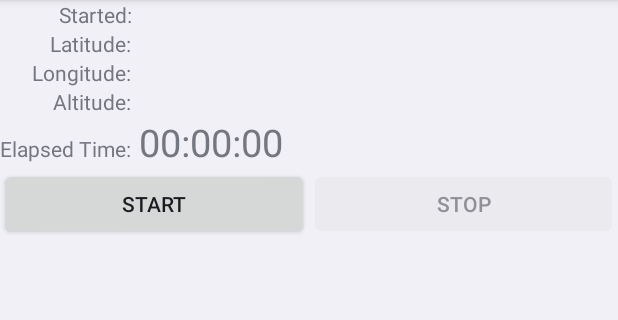
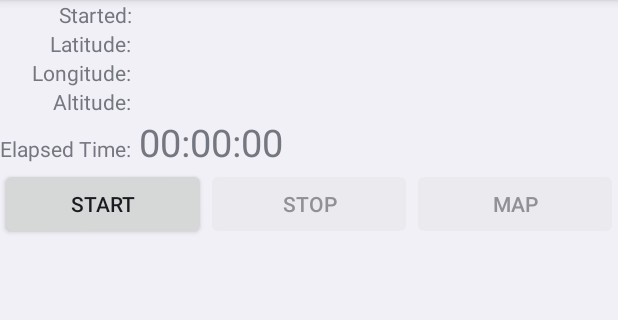
Before and after one commit to yourtion/LearningAndroid, an Android app: the screen it shows after launch (RunActivity), after a tap on "New Run", on a phone screen of 412 x 824 dp, the part 84-404 px from its top. Run offline under Robolectric (Android 15) with nearby library versions, the light colour scheme and no system bars.

Commit message:
#36.2 在地图上显示用户的地理位置

```diff
--- a/RunTracker/app/src/main/java/com/yourtion/runtracker/RunFragment.java
+++ b/RunTracker/app/src/main/java/com/yourtion/runtracker/RunFragment.java
@@ -5,6 +5,7 @@ import android.app.Fragment;
 import android.app.LoaderManager;
 import android.content.BroadcastReceiver;
 import android.content.Context;
+import android.content.Intent;
 import android.content.IntentFilter;
 import android.content.Loader;
 import android.location.Location;
@@ -24,7 +25,7 @@ public class RunFragment extends Fragment {
     private static final int LOAD_RUN = 0;
     private static final int LOAD_LOCATION = 1;
 
-    private Button mStartButton, mStopButton;
+    private Button mStartButton, mStopButton, mMapButton;
     private TextView mStartedTextView, mLatitudeTextView, mLongitudeTextView, mAltitudeTextView, mDurationTextView;
     private RunManager mRunManager;
     private Run mRun;
@@ -65,7 +66,7 @@ public class RunFragment extends Fragment {
             if (runId != -1) {
                 LoaderManager lm = getLoaderManager();
                 lm.initLoader(LOAD_RUN, args, new RunLoaderCallbacks());
-                lm.initLoader(LOAD_LOCATION,args,new LocationLoaderCallbacks());
+                lm.initLoader(LOAD_LOCATION, args, new LocationLoaderCallbacks());
             }
         }
     }
@@ -80,6 +81,7 @@ public class RunFragment extends Fragment {
         mDurationTextView = (TextView) v.findViewById(R.id.run_durationTextView);
         mStartButton = (Button) v.findViewById(R.id.run_startButton);
         mStopButton = (Button) v.findViewById(R.id.run_stopButton);
+        mMapButton = (Button) v.findViewById(R.id.run_mapButton);
 
         mStartButton.setOnClickListener(new View.OnClickListener() {
             @Override
@@ -101,6 +103,14 @@ public class RunFragment extends Fragment {
                 updateUI();
             }
         });
+        mMapButton.setOnClickListener(new View.OnClickListener() {
+            @Override
+            public void onClick(View v) {
+                Intent i = new Intent(getActivity(), RunMapActivity.class);
+                i.putExtra(RunMapActivity.EXTRA_RUN_ID, mRun.getId());
+                startActivity(i);
+            }
+        });
 
         updateUI();
         return v;
@@ -117,7 +127,11 @@ public class RunFragment extends Fragment {
             durationSeconds = mRun.getDurationSeconds(mLastLocation.getTime());
             mLatitudeTextView.setText(Double.toString(mLastLocation.getLatitude()));
             mLongitudeTextView.setText(Double.toString(mLastLocation.getLongitude()));
+            mMapButton.setEnabled(true);
+        } else {
+            mMapButton.setEnabled(false);
         }
+
         mDurationTextView.setText(Run.formatDuration(durationSeconds));
 
         mStartButton.setEnabled(!started);
--- a/RunTracker/app/src/main/res/layout/fragment_run.xml
+++ b/RunTracker/app/src/main/res/layout/fragment_run.xml
@@ -1,9 +1,11 @@
 <?xml version="1.0" encoding="utf-8"?>
 <TableLayout xmlns:android="http://schemas.android.com/apk/res/android"
-    android:layout_width="fill_parent"
-    android:layout_height="wrap_content"
+             android:layout_width="fill_parent"
+             android:layout_height="wrap_content"
     >
+
     <TableRow>
+
         <TextView
             android:layout_width="wrap_content"
             android:layout_height="wrap_content"
@@ -11,12 +13,16 @@
             android:paddingRight="5sp"
             android:text="@string/started"
             />
-        <TextView android:id="@+id/run_startedTextView"
+
+        <TextView
+            android:id="@+id/run_startedTextView"
             android:layout_width="fill_parent"
             android:layout_height="wrap_content"
             />
     </TableRow>
+
     <TableRow>
+
         <TextView
             android:layout_width="wrap_content"
             android:layout_height="wrap_content"
@@ -24,12 +30,16 @@
             android:paddingRight="5sp"
             android:text="@string/latitude"
             />
-        <TextView android:id="@+id/run_latitudeTextView"
+
+        <TextView
+            android:id="@+id/run_latitudeTextView"
             android:layout_width="fill_parent"
             android:layout_height="wrap_content"
             />
     </TableRow>
+
     <TableRow>
+
         <TextView
             android:layout_width="wrap_content"
             android:layout_height="wrap_content"
@@ -37,12 +47,16 @@
             android:paddingRight="5sp"
             android:text="@string/longitude"
             />
-        <TextView android:id="@+id/run_longitudeTextView"
+
+        <TextView
+            android:id="@+id/run_longitudeTextView"
             android:layout_width="fill_parent"
             android:layout_height="wrap_content"
             />
     </TableRow>
+
     <TableRow>
+
         <TextView
             android:layout_width="wrap_content"
             android:layout_height="wrap_content"
@@ -50,12 +64,16 @@
             android:paddingRight="5sp"
             android:text="@string/altitude"
             />
-        <TextView android:id="@+id/run_altitudeTextView"
+
+        <TextView
+            android:id="@+id/run_altitudeTextView"
             android:layout_width="fill_parent"
             android:layout_height="wrap_content"
             />
     </TableRow>
+
     <TableRow>
+
         <TextView
             android:layout_width="wrap_content"
             android:layout_height="wrap_content"
@@ -63,27 +81,42 @@
             android:paddingRight="5sp"
             android:text="@string/elapsed_time"
             />
-        <TextView android:id="@+id/run_durationTextView"
+
+        <TextView
+            android:id="@+id/run_durationTextView"
             android:layout_width="fill_parent"
             android:layout_height="wrap_content"
             android:textSize="25sp"
             />
     </TableRow>
+
     <LinearLayout
+        android:layout_height="wrap_content"
         android:orientation="horizontal"
-        android:layout_height="wrap_content"
         >
-        <Button android:id="@+id/run_startButton"
+
+        <Button
+            android:id="@+id/run_startButton"
             android:layout_width="0dp"
             android:layout_height="wrap_content"
             android:layout_weight="1"
             android:text="@string/start"
             />
-        <Button android:id="@+id/run_stopButton"
+
+        <Button
+            android:id="@+id/run_stopButton"
             android:layout_width="0dp"
             android:layout_height="wrap_content"
             android:layout_weight="1"
             android:text="@string/stop"
             />
+
+        <Button
+            android:id="@+id/run_mapButton"
+            android:layout_width="0dp"
+            android:layout_height="wrap_content"
+            android:layout_weight="1"
+            android:text="@string/map"
+            />
     </LinearLayout>
 </TableLayout>
--- a/RunTracker/app/src/main/res/values/strings.xml
+++ b/RunTracker/app/src/main/res/values/strings.xml
@@ -12,4 +12,9 @@
     <string name="cell_text">Run at %1$s</string>
     <string name="new_run">New Run</string>
     <string name="title_activity_run_map">Map</string>
+    <string name="map">Map</string>
+    <string name="run_start">Run Start</string>
+    <string name="run_started_at_format">Run started at %s</string>
+    <string name="run_finish">Run Finish</string>
+    <string name="run_finished_at_format">Run finished at %s</string>
 </resources>
```
Also changed, not shown: RunTracker/app/src/main/java/com/yourtion/runtracker/RunMapActivity.java (+13 -38 lines), RunTracker/app/src/main/java/com/yourtion/runtracker/RunMapFragment.java (added, +37 -0 lines).
